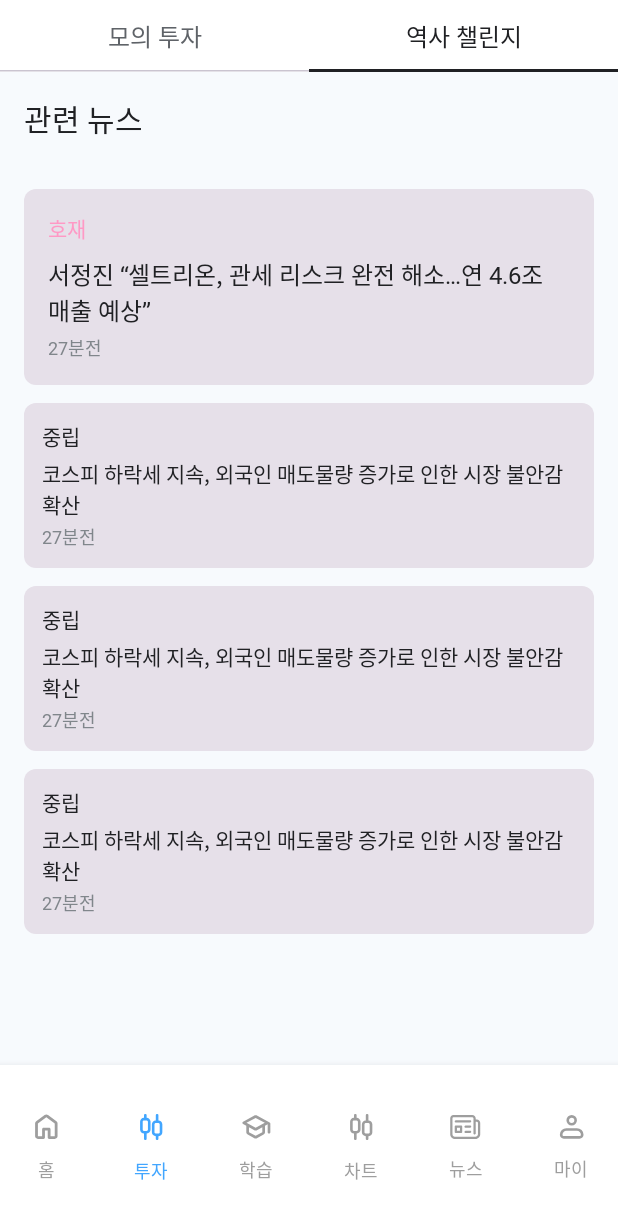
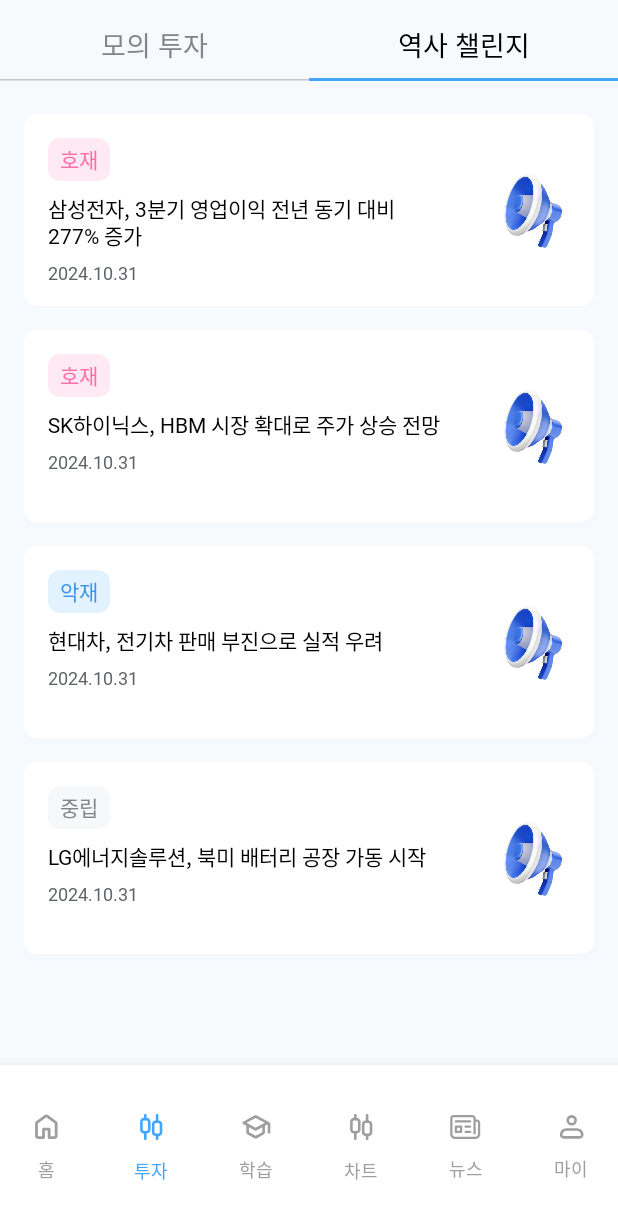
Before and after one commit to chomuG/LAGO, an Android app built with Jetpack Compose: the StockListScreen screen opened through its navigation route, tab 2 chosen, on a phone screen of 412 x 824 dp. Shown: the top 1219 px of the screen. Run offline under Robolectric (Android 15) with nearby library versions, the phone set to English and light mode, and no system bars; our stand-ins replace Dagger/Hilt's generated code; Roboto replaces fonts that are not available here.

Commit message:
- 차트 화면 설정 다이얼로그 수정(radius, 배경색) - 역사 챌린지 뉴스카드 추가 - 종목 리슽트 화면 검색바, 정렬 버튼 수정(icon 추가) - 차트화면 바텀시트 상단 최대치 수정(하단 수정 예정)

```diff
--- a/android/LAGO/app/src/main/java/com/lago/app/presentation/navigation/NavGraph.kt
+++ b/android/LAGO/app/src/main/java/com/lago/app/presentation/navigation/NavGraph.kt
@@ -46,6 +46,9 @@
             StockListScreen(
                 onStockClick = { stockCode ->
                     navController.navigate("chart/$stockCode")
+                },
+                onNewsClick = { newsId ->
+                    navController.navigate("news_detail/$newsId")
                 }
             )
         }
--- a/android/LAGO/app/src/main/java/com/lago/app/presentation/ui/stocklist/StockListScreen.kt
+++ b/android/LAGO/app/src/main/java/com/lago/app/presentation/ui/stocklist/StockListScreen.kt
@@ -1,5 +1,8 @@
 package com.lago.app.presentation.ui.stocklist
 
+import android.os.Build
+import androidx.annotation.RequiresApi
+import androidx.compose.foundation.BorderStroke
 import androidx.compose.foundation.background
 import androidx.compose.foundation.clickable
 import androidx.compose.foundation.layout.*
@@ -25,12 +28,17 @@
 import androidx.hilt.navigation.compose.hiltViewModel
 import com.lago.app.presentation.theme.*
 import com.lago.app.presentation.viewmodel.stocklist.StockListViewModel
+import com.lago.app.presentation.viewmodel.stocklist.SortType
 import com.lago.app.domain.entity.StockItem
+import com.lago.app.domain.entity.News
+import com.lago.app.presentation.ui.components.NewsCard
 
+@RequiresApi(Build.VERSION_CODES.O)
 @Composable
 fun StockListScreen(
     viewModel: StockListViewModel = hiltViewModel(),
-    onStockClick: (String) -> Unit
+    onStockClick: (String) -> Unit,
+    onNewsClick: (Int) -> Unit = {}
 ) {
     val uiState by viewModel.uiState.collectAsState()
 
@@ -53,7 +61,8 @@
                         modifier = Modifier.padding(Spacing.md)
                     )
                     FilterChips(
-                        selectedFilters = uiState.selectedFilters,
+                        currentSortType = uiState.currentSortType,
+                        showFavoritesOnly = uiState.showFavoritesOnly,
                         onFilterChange = { viewModel.onFilterChange(it) },
                         modifier = Modifier.padding(horizontal = Spacing.md)
                     )
@@ -72,56 +81,47 @@
                     }
                 }
                 1 -> {
-                    // 역사 챌린지 화면: 예시로 종목 관련 뉴스 등
-                    // 필요하다면 viewModel에서 관련 뉴스 로딩 로직 추가
-                    Text(
-                        text = "관련 뉴스",
-                        style = TitleB20,
-                        modifier = Modifier.padding(Spacing.md)
+                    // 역사 챌린지 화면 - 뉴스 탭과 동일한 스타일
+                    LazyColumn(
+                        modifier = Modifier
+                            .fillMaxSize()
+                            .padding(horizontal = 16.dp),
+                        verticalArrangement = Arrangement.spacedBy(16.dp),
+                        contentPadding = PaddingValues(vertical = 16.dp)
+                    ) {
+                        // 더미 뉴스 데이터
+                        val dummyNews = listOf(
+                            News(
+                                newsId = 1,
+                                title = "삼성전자, 3분기 영업이익 전년 동기 대비 277% 증가",
+                                publishedAt = "2024-10-31T10:30:00Z",
+                                sentiment = "호재",
+                            ),
+                            News(
+                                newsId = 2,
+                                title = "SK하이닉스, HBM 시장 확대로 주가 상승 전망",
+                                publishedAt = "2024-10-31T09:15:00Z",
+                                sentiment = "호재",
+                            ),
+                            News(
+                                newsId = 3,
+                                title = "현대차, 전기차 판매 부진으로 실적 우려",
+                                publishedAt = "2024-10-31T08:00:00Z",
+                                sentiment = "악재",
+                            ),
+                            News(
+                                newsId = 4,
+                                title = "LG에너지솔루션, 북미 배터리 공장 가동 시작",
+                                publishedAt = "2024-10-31T07:30:00Z",
+                                sentiment = "중립",
                             )
-                    // 뉴스 카드 리스트 (가짜 데이터 예시)
-                    LazyColumn(
-                        modifier = Modifier.fillMaxSize(),
-                        contentPadding = PaddingValues(Spacing.md),
-                        verticalArrangement = Arrangement.spacedBy(Spacing.sm + Spacing.xs)
-                    ) {
-                        item {
-                            // 첫 번째 큰 뉴스 카드
-                            Card(
-                                shape = RoundedCornerShape(8.dp),
-                                modifier = Modifier.fillMaxWidth()
-                            ) {
-                                Column(modifier = Modifier.padding(Spacing.md)) {
-                                    Text("호재", style = SubtitleSb14, color = MainPink)
-                                    Spacer(Modifier.height(Spacing.sm))
-                                    Text(
-                                        "서정진 “셀트리온, 관세 리스크 완전 해소…연 4.6조 매출 예상”",
-                                        style = TitleB16
                         )
-                                    Spacer(Modifier.height(Spacing.xs))
-                                    Text("27분전", style = BodyR12, color = Gray600)
-                                }
-                            }
-                        }
-                        // 나머지 뉴스들
-                        items(3) { idx ->
-                            Card(
-                                shape = RoundedCornerShape(8.dp),
-                                modifier = Modifier.fillMaxWidth()
-                            ) {
-                                Row(modifier = Modifier.padding(Spacing.sm + Spacing.xs)) {
-                                    Column(modifier = Modifier.weight(1f)) {
-                                        Text("중립", style = SubtitleSb14, color = Gray900)
-                                        Spacer(Modifier.height(Spacing.xs))
-                                        Text(
-                                            "코스피 하락세 지속, 외국인 매도물량 증가로 인한 시장 불안감 확산",
-                                            style = BodyR14
+
+                        items(dummyNews) { news ->
+                            NewsCard(
+                                news = news,
+                                onClick = { onNewsClick(news.newsId) }
                             )
-                                        Spacer(Modifier.height(2.dp))
-                                        Text("27분전", style = BodyR12, color = Gray600)
-                                    }
-                                }
-                            }
                         }
                     }
                 }
@@ -135,16 +135,16 @@
     selectedTab: Int,
     onTabChange: (Int) -> Unit
 ) {
-    Column {
     TabRow(
+        modifier = Modifier.height(60.dp),
         selectedTabIndex = selectedTab,
-            containerColor = MaterialTheme.colorScheme.surface,
-            contentColor = MaterialTheme.colorScheme.onSurface,
+        containerColor = AppBackground,
         indicator = { tabPositions ->
-                TabRowDefaults.SecondaryIndicator(
-                    modifier = Modifier.tabIndicatorOffset(tabPositions[selectedTab]),
-                    color = MaterialTheme.colorScheme.onSurface,
-                    height = 2.dp
+            Box(
+                modifier = Modifier
+                    .tabIndicatorOffset(tabPositions[selectedTab])
+                    .height(2.dp)
+                    .background(MainBlue)
             )
         }
     ) {
@@ -153,9 +153,9 @@
             onClick = { onTabChange(0) },
             text = {
                 Text(
-                        "모의 투자",
-                        style = TitleB16,
-                        color = if (selectedTab == 0) MaterialTheme.colorScheme.onSurface else MaterialTheme.colorScheme.onSurfaceVariant
+                    text = "모의 투자",
+                    style = TitleB18,
+                    color = if (selectedTab == 0) Color.Black else Gray600
                 )
             }
         )
@@ -164,13 +164,12 @@
             onClick = { onTabChange(1) },
             text = {
                 Text(
-                        "역사 챌린지",
-                        style = TitleB16,
-                        color = if (selectedTab == 1) MaterialTheme.colorScheme.onSurface else MaterialTheme.colorScheme.onSurfaceVariant
+                    text = "역사 챌린지",
+                    style = TitleB18,
+                    color = if (selectedTab == 1) Color.Black else Gray600
                 )
             }
         )
-        }
     }
 }
 
@@ -185,15 +184,15 @@
         onValueChange = onQueryChange,
         modifier = modifier
             .fillMaxWidth()
-            .height(48.dp),
+            .height(56.dp),  // 검색창 높이 증가
         placeholder = {
             Text(
                 "검색하기...",
-                style = BodyR14,
+                style = BodyR18.copy(lineHeight = 24.sp),  // 줄 높이 추가
                 color = MaterialTheme.colorScheme.onSurfaceVariant
             )
         },
-        leadingIcon = {
+        trailingIcon = {
             Icon(
                 imageVector = Icons.Default.Search,
                 contentDescription = "검색",
@@ -203,7 +202,7 @@
         shape = RoundedCornerShape(8.dp),
         colors = OutlinedTextFieldDefaults.colors(
             unfocusedBorderColor = MaterialTheme.colorScheme.outline,
-            focusedBorderColor = MainPink
+            focusedBorderColor = MainBlue
         ),
         singleLine = true
     )
@@ -211,7 +210,8 @@
 
 @Composable
 private fun FilterChips(
-    selectedFilters: List<String>,
+    currentSortType: SortType,
+    showFavoritesOnly: Boolean,
     onFilterChange: (String) -> Unit,
     modifier: Modifier = Modifier
 ) {
@@ -222,9 +222,13 @@
         horizontalArrangement = Arrangement.spacedBy(Spacing.sm)
     ) {
         filters.forEach { filter ->
+            when (filter) {
+                "관심목록" -> {
+                    // 관심목록은 화살표 없이 필터링만
                     FilterChip(
-                selected = selectedFilters.contains(filter),
+                        selected = showFavoritesOnly,
                         onClick = { onFilterChange(filter) },
+                        border = BorderStroke(1.dp, Gray600),
                         label = {
                             Text(
                                 filter,
@@ -233,11 +237,106 @@
                         },
                         colors = FilterChipDefaults.filterChipColors(
                             selectedContainerColor = MainPink,
-                    selectedLabelColor = MaterialTheme.colorScheme.onPrimary
+                            selectedLabelColor = Color.White,
+                            containerColor = MaterialTheme.colorScheme.surface
+                        ),
                     )
+                }
+                else -> {
+                    // 정렬 버튼 (화살표 포함)
+                    val sortDirection = when (filter) {
+                        "이름" -> when (currentSortType) {
+                            SortType.NAME_ASC -> SortDirection.ASC
+                            SortType.NAME_DESC -> SortDirection.DESC
+                            else -> SortDirection.NONE
+                        }
+                        "현재가" -> when (currentSortType) {
+                            SortType.PRICE_ASC -> SortDirection.ASC
+                            SortType.PRICE_DESC -> SortDirection.DESC
+                            else -> SortDirection.NONE
+                        }
+                        "등락률" -> when (currentSortType) {
+                            SortType.CHANGE_ASC -> SortDirection.ASC
+                            SortType.CHANGE_DESC -> SortDirection.DESC
+                            else -> SortDirection.NONE
+                        }
+                        else -> SortDirection.NONE
+                    }
+
+                    SortChip(
+                        label = filter,
+                        sortDirection = sortDirection,
+                        onClick = { onFilterChange(filter) }
                     )
                 }
             }
+        }
+    }
+}
+
+enum class SortDirection {
+    NONE, ASC, DESC
+}
+
+@Composable
+private fun SortChip(
+    label: String,
+    sortDirection: SortDirection,
+    onClick: () -> Unit
+) {
+    FilterChip(
+        selected = false,  // 색상 변경 없음
+        onClick = onClick,
+        label = {
+            Row(
+                verticalAlignment = Alignment.CenterVertically,
+                horizontalArrangement = Arrangement.spacedBy(4.dp)
+            ) {
+                Text(
+                    text = label,
+                    style = SubtitleSb14,
+                    color = Gray700  // 텍스트 색상은 항상 동일
+                )
+
+                // 화살표 컬럼 - 정렬 중일 때만 표시
+                if (sortDirection != SortDirection.NONE) {
+                    Column(
+                        verticalArrangement = Arrangement.Center,
+                        modifier = Modifier.height(16.dp)
+                    ) {
+                        // 위 화살표 (오름차순)
+                        Icon(
+                            painter = painterResource(
+                                if (sortDirection == SortDirection.ASC)
+                                    R.drawable.order_arrowup_black
+                                else
+                                    R.drawable.order_arrowup_gray
+                            ),
+                            contentDescription = "오름차순",
+                            modifier = Modifier.size(8.dp),
+                            tint = Color.Unspecified
+                        )
+                        // 아래 화살표 (내림차순)
+                        Icon(
+                            painter = painterResource(
+                                if (sortDirection == SortDirection.DESC)
+                                    R.drawable.order_arrowdown_black
+                                else
+                                    R.drawable.order_arrowdown_gray
+                            ),
+                            contentDescription = "내림차순",
+                            modifier = Modifier.size(8.dp),
+                            tint = Color.Unspecified
+                        )
+                    }
+                }
+            }
+        },
+        colors = FilterChipDefaults.filterChipColors(
+            containerColor = MaterialTheme.colorScheme.surface,
+            labelColor = MaterialTheme.colorScheme.onSurface
+        )
+    )
 }
 
 @Composable
--- /dev/null
+++ b/android/LAGO/app/src/main/res/drawable/order_arrowdown_black.xml
@@ -0,0 +1,9 @@
+<vector xmlns:android="http://schemas.android.com/apk/res/android"
+    android:width="8dp"
+    android:height="5dp"
+    android:viewportWidth="8"
+    android:viewportHeight="5">
+  <path
+      android:pathData="M6.4287,0C6.7164,0.0001 6.9772,0.1739 7.0889,0.4414C7.2004,0.7092 7.1385,1.0153 6.9356,1.2207L4.0781,4.0781C3.7992,4.3569 3.3464,4.3567 3.0674,4.0781L0.21,1.2207C0.0046,1.0153 -0.0559,0.7092 0.0557,0.4414C0.1673,0.1737 0.4267,0 0.7168,0H6.4287Z"
+      android:fillColor="#1E1E20"/>
+</vector>
--- /dev/null
+++ b/android/LAGO/app/src/main/res/drawable/order_arrowdown_gray.xml
@@ -0,0 +1,9 @@
+<vector xmlns:android="http://schemas.android.com/apk/res/android"
+    android:width="8dp"
+    android:height="5dp"
+    android:viewportWidth="8"
+    android:viewportHeight="5">
+  <path
+      android:pathData="M6.4283,0C6.716,0.0001 6.9768,0.1738 7.0884,0.4414C7.2,0.7092 7.1381,1.0153 6.9351,1.2207L4.0777,4.0781C3.7988,4.3569 3.3459,4.3567 3.067,4.0781L0.2095,1.2207C0.0042,1.0153 -0.0564,0.7093 0.0552,0.4414C0.1669,0.1736 0.4262,0 0.7164,0H6.4283Z"
+      android:fillColor="#EAEAEC"/>
+</vector>
--- /dev/null
+++ b/android/LAGO/app/src/main/res/drawable/order_arrowup_black.xml
@@ -0,0 +1,9 @@
+<vector xmlns:android="http://schemas.android.com/apk/res/android"
+    android:width="8dp"
+    android:height="5dp"
+    android:viewportWidth="8"
+    android:viewportHeight="5">
+  <path
+      android:pathData="M3.0684,0.209C3.3474,-0.0696 3.8002,-0.0698 4.0791,0.209L6.9365,3.0664C7.1415,3.2716 7.2011,3.5771 7.0898,3.8447C6.9783,4.1125 6.7197,4.287 6.4297,4.2871H0.7148C0.427,4.287 0.1662,4.1125 0.0547,3.8447C-0.0566,3.577 0.006,3.2716 0.209,3.0664L3.0654,0.209H3.0684Z"
+      android:fillColor="#1E1E20"/>
+</vector>
--- /dev/null
+++ b/android/LAGO/app/src/main/res/drawable/order_arrowup_gray.xml
@@ -0,0 +1,9 @@
+<vector xmlns:android="http://schemas.android.com/apk/res/android"
+    android:width="8dp"
+    android:height="5dp"
+    android:viewportWidth="8"
+    android:viewportHeight="5">
+  <path
+      android:pathData="M3.0683,0.2091C3.3473,-0.0696 3.8001,-0.0698 4.079,0.2091L6.9365,3.0665C7.1415,3.2718 7.2011,3.5772 7.0898,3.8448C6.9782,4.1126 6.7197,4.2871 6.4296,4.2872H0.7148C0.427,4.2871 0.1662,4.1126 0.0546,3.8448C-0.0568,3.5771 0.0059,3.2718 0.2089,3.0665L3.0654,0.2091H3.0683Z"
+      android:fillColor="#EAEAEC"/>
+</vector>
```
Also changed, not shown: android/LAGO/app/src/main/java/com/lago/app/presentation/ui/chart/ChartScreen.kt (+91 -87 lines), android/LAGO/app/src/main/java/com/lago/app/presentation/viewmodel/stocklist/StockListViewModel.kt (+84 -22 lines). Lines whose indentation alone changed are shown as unchanged.
